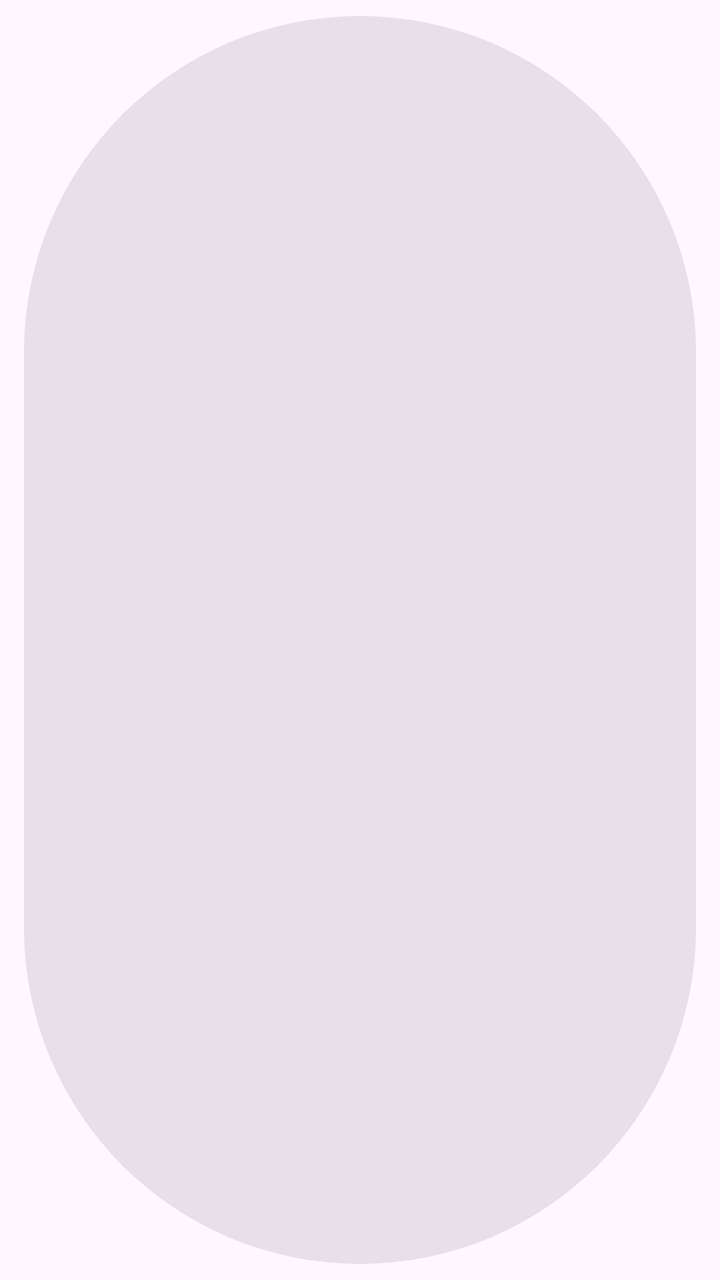
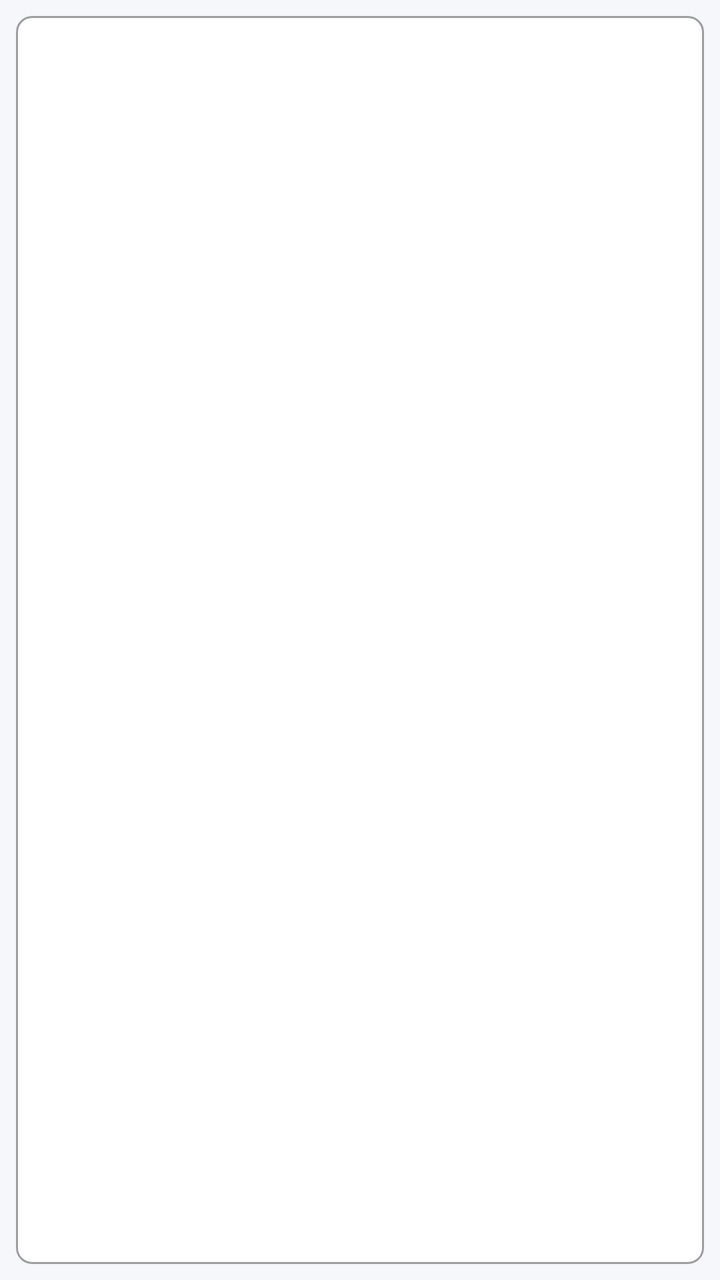

Before-and-after screenshots of an Android layout around one commit, followed by the original layout XML and the change that was made.
<!-- AndroidManifest.xml: application theme Theme.QLPT -->
<!-- res/layout/chip_filter.xml -->
<?xml version="1.0" encoding="utf-8"?>
<com.google.android.material.chip.Chip xmlns:android="http://schemas.android.com/apk/res/android"
    style="@style/Widget.MaterialComponents.Chip.Filter"
    android:layout_width="wrap_content"
    android:layout_height="wrap_content" />
<!-- resources referenced by this layout -->
<resources>
  <style name="Base.Theme.QLPT" parent="Theme.Material3.DayNight.NoActionBar">
          <item name="colorPrimary">@color/colorPrimary</item>
          <item name="colorPrimaryDark">@color/colorPrimaryDark</item>
          <item name="colorAccent">@color/colorAccent</item>
          <item name="android:statusBarColor">@color/colorPrimaryDark</item>
          <item name="textInputStyle">@style/App.TextInput</item>
      </style>
  <color name="colorPrimary">#1976D2</color>
  <color name="colorPrimaryDark">#1565C0</color>
  <color name="colorAccent">#FF6F00</color>
  <style name="App.TextInput" parent="Widget.Material3.TextInputLayout.OutlinedBox">
          <item name="boxCornerRadiusTopStart">12dp</item>
          <item name="boxCornerRadiusTopEnd">12dp</item>
          <item name="boxCornerRadiusBottomStart">12dp</item>
          <item name="boxCornerRadiusBottomEnd">12dp</item>
      </style>
  <!-- unchanged entries left out for length: 1 -->
</resources>

<!-- the commit's change to res/layout/chip_filter.xml (unified diff, before → after) -->
@@ -1,5 +1,5 @@
 <?xml version="1.0" encoding="utf-8"?>
 <com.google.android.material.chip.Chip xmlns:android="http://schemas.android.com/apk/res/android"
-    style="@style/Widget.MaterialComponents.Chip.Filter"
+    style="@style/Widget.QLPT.Chip.Filter"
     android:layout_width="wrap_content"
     android:layout_height="wrap_content" />
<!-- resource entries referenced after the edit -->
@@ -1,21 +1,105 @@
 <!-- resources referenced by this layout -->
 <resources>
-  <style name="Base.Theme.QLPT" parent="Theme.Material3.DayNight.NoActionBar">
+  <style name="Widget.QLPT.Chip.Filter" parent="Widget.Material3.Chip.Filter">
+          <item name="chipCornerRadius">8dp</item>
+      </style>
+  <style name="Base.Theme.QLPT" parent="Theme.Material3.Light.NoActionBar">
+          
           <item name="colorPrimary">@color/colorPrimary</item>
+          <item name="colorOnPrimary">@color/qlpt_surface</item>
+          <item name="colorPrimaryContainer">@color/qlpt_primary_container</item>
+          <item name="colorOnPrimaryContainer">@color/qlpt_on_primary_container</item>
           <item name="colorPrimaryDark">@color/colorPrimaryDark</item>
           <item name="colorAccent">@color/colorAccent</item>
+  
+          
+          <item name="colorSecondary">@color/qlpt_accent</item>
+          <item name="colorOnSecondary">@color/qlpt_surface</item>
+          <item name="colorSecondaryContainer">@color/qlpt_primary_container</item>
+          <item name="colorOnSecondaryContainer">@color/qlpt_on_primary_container</item>
+  
+          <item name="colorError">@color/qlpt_error</item>
+  
+          
+          <item name="android:colorBackground">@color/qlpt_background</item>
+          <item name="colorSurface">@color/qlpt_surface</item>
+          <item name="colorSurfaceContainer">@color/qlpt_surface</item>
+          <item name="colorOnSurface">@color/qlpt_text</item>
+          <item name="colorOnSurfaceVariant">@color/qlpt_text_secondary</item>
+          <item name="colorOutline">@color/qlpt_text_hint</item>
+          <item name="colorOutlineVariant">@color/qlpt_border</item>
+  
+          
           <item name="android:statusBarColor">@color/colorPrimaryDark</item>
+          <item name="android:windowLightStatusBar">@bool/qlpt_light_status_bar</item>
+  
+          
+          <item name="materialButtonStyle">@style/Widget.QLPT.Button</item>
+          <item name="materialButtonOutlinedStyle">@style/Widget.QLPT.Button.Outlined</item>
+          <item name="materialCardViewStyle">@style/Widget.QLPT.Card</item>
           <item name="textInputStyle">@style/App.TextInput</item>
+          <item name="bottomNavigationStyle">@style/Widget.QLPT.BottomNav</item>
+          <item name="bottomSheetDialogTheme">@style/ThemeOverlay.QLPT.BottomSheetDialog</item>
       </style>
-  <color name="colorPrimary">#1976D2</color>
-  <color name="colorPrimaryDark">#1565C0</color>
-  <color name="colorAccent">#FF6F00</color>
+  <color name="colorPrimary">@color/qlpt_primary</color>
+  <color name="qlpt_surface">#FFFFFF</color>
+  <color name="qlpt_primary_container">#E0F2F1</color>
+  <color name="qlpt_on_primary_container">#00695C</color>
+  <color name="colorPrimaryDark">@color/qlpt_primary_dark</color>
+  <color name="colorAccent">@color/qlpt_accent</color>
+  <color name="qlpt_accent">#F57C00</color>
+  <color name="qlpt_error">#E53935</color>
+  <color name="qlpt_background">#F5F7FA</color>
+  <color name="qlpt_text">#212121</color>
+  <color name="qlpt_text_secondary">#616161</color>
+  <color name="qlpt_text_hint">#9E9E9E</color>
+  <color name="qlpt_border">#E5E7EB</color>
+  <style name="Widget.QLPT.Button" parent="Widget.Material3.Button">
+          <item name="cornerRadius">12dp</item>
+          <item name="android:textAllCaps">false</item>
+          <item name="android:letterSpacing">0</item>
+      </style>
+  <style name="Widget.QLPT.Button.Outlined" parent="Widget.Material3.Button.OutlinedButton">
+          <item name="cornerRadius">12dp</item>
+          <item name="android:textAllCaps">false</item>
+          <item name="android:letterSpacing">0</item>
+          <item name="strokeColor">@color/qlpt_border</item>
+      </style>
+  <style name="Widget.QLPT.Card" parent="Widget.Material3.CardView.Outlined">
+          <item name="cardCornerRadius">12dp</item>
+          <item name="cardElevation">0dp</item>
+          <item name="strokeWidth">1dp</item>
+          <item name="strokeColor">@color/qlpt_border</item>
+          <item name="cardBackgroundColor">@color/qlpt_surface</item>
+      </style>
   <style name="App.TextInput" parent="Widget.Material3.TextInputLayout.OutlinedBox">
+          
+          <item name="boxBackgroundColor">@color/qlpt_surface</item>
           <item name="boxCornerRadiusTopStart">12dp</item>
           <item name="boxCornerRadiusTopEnd">12dp</item>
           <item name="boxCornerRadiusBottomStart">12dp</item>
           <item name="boxCornerRadiusBottomEnd">12dp</item>
       </style>
+  <style name="Widget.QLPT.BottomNav" parent="Widget.Material3.BottomNavigationView">
+          <item name="backgroundTint">@color/qlpt_surface</item>
+          <item name="elevation">8dp</item>
+      </style>
+  <style name="ThemeOverlay.QLPT.BottomSheetDialog" parent="ThemeOverlay.Material3.BottomSheetDialog">
+          <item name="bottomSheetStyle">@style/Widget.QLPT.BottomSheet</item>
+      </style>
+  <color name="qlpt_primary">#009688</color>
+  <color name="qlpt_primary_dark">#00796B</color>
+  <style name="Widget.QLPT.BottomSheet" parent="Widget.Material3.BottomSheet.Modal">
+          <item name="backgroundTint">@color/qlpt_surface</item>
+          <item name="shapeAppearance">@style/ShapeAppearance.QLPT.BottomSheet</item>
+      </style>
+  <style name="ShapeAppearance.QLPT.BottomSheet" parent="">
+          <item name="cornerFamily">rounded</item>
+          <item name="cornerSizeTopLeft">24dp</item>
+          <item name="cornerSizeTopRight">24dp</item>
+          <item name="cornerSizeBottomLeft">0dp</item>
+          <item name="cornerSizeBottomRight">0dp</item>
+      </style>
   <!-- unchanged entries left out for length: 1 -->
 </resources>
 
